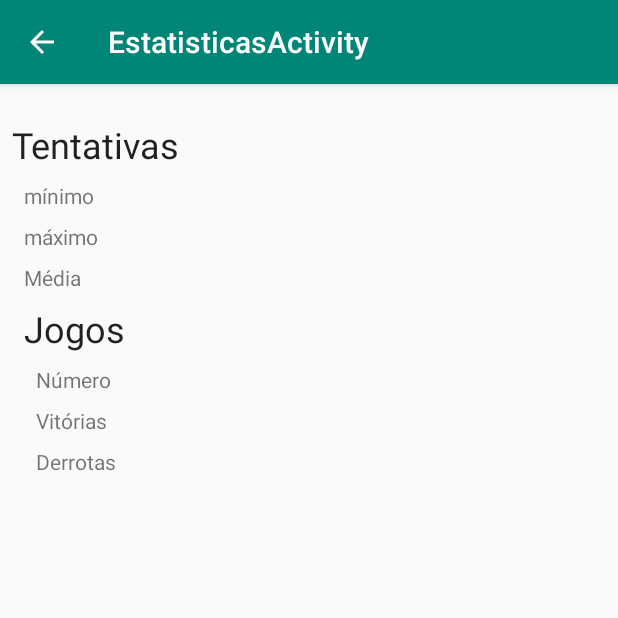
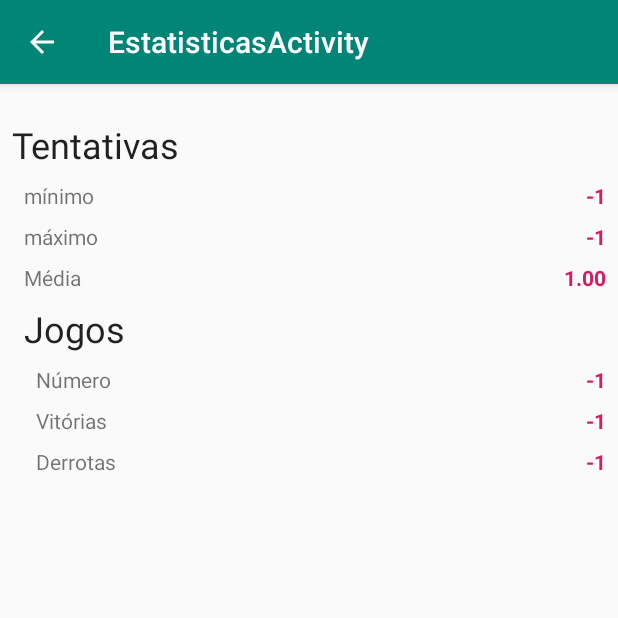
Before and after one commit to fernandojuniorlopes/Adivinha, an Android app: the EstatisticasActivity screen opened directly, with no data from a screen before it, on a phone screen of 412 x 824 dp, the top half of it. Run offline under Robolectric (Android 15) with nearby library versions, the phone set to English and light mode, and no system bars.

Commit message:
versao final

```diff
--- a/Adivinha/app/src/main/java/com/example/adivinha/EstatisticasActivity.java
+++ b/Adivinha/app/src/main/java/com/example/adivinha/EstatisticasActivity.java
@@ -1,5 +1,6 @@
 package com.example.adivinha;
 
+import android.content.Intent;
 import android.os.Bundle;
 
 import com.google.android.material.floatingactionbutton.FloatingActionButton;
@@ -9,6 +10,7 @@ import androidx.appcompat.app.AppCompatActivity;
 import androidx.appcompat.widget.Toolbar;
 
 import android.view.View;
+import android.widget.TextView;
 
 public class EstatisticasActivity extends AppCompatActivity {
 
@@ -19,15 +21,42 @@ public class EstatisticasActivity extends AppCompatActivity {
         Toolbar toolbar = findViewById(R.id.toolbar);
         setSupportActionBar(toolbar);
 
-        FloatingActionButton fab = findViewById(R.id.fab);
-        fab.setOnClickListener(new View.OnClickListener() {
-            @Override
-            public void onClick(View view) {
-                Snackbar.make(view, "Replace with your own action", Snackbar.LENGTH_LONG)
-                        .setAction("Action", null).show();
-            }
-        });
         getSupportActionBar().setDisplayHomeAsUpEnabled(true);
+
+        mostrarEstatisticas();
+    }
+
+    private void mostrarEstatisticas() {
+        Intent intent = getIntent();
+
+        int minTentativas = intent.getIntExtra(App.MIN_TENTATIVAS, -1);
+        int maxTentativas = intent.getIntExtra(App.MAX_TENTATIVAS, -1);
+        int totalTentativas = intent.getIntExtra(App.TOTAL_TENTATIVAS, -1);
+
+        int jogos = intent.getIntExtra(App.JOGOS, -1);
+        int vitorias = intent.getIntExtra(App.VITORIAS, -1);
+        int derrotas = intent.getIntExtra(App.DERROTAS, -1);
+
+        TextView textViewMinimo = (TextView)findViewById(R.id.textViewMinimo);
+        TextView textViewMaximo = (TextView)findViewById(R.id.textViewMaximo);
+        TextView textViewMedia = (TextView)findViewById(R.id.textViewMedia);
+
+
+        TextView textViewJogos = (TextView)findViewById(R.id.textViewJogos);
+        TextView textViewVitorias = (TextView)findViewById(R.id.textViewVitorias);
+        TextView textViewDerrotas = (TextView)findViewById(R.id.textViewDerrotas);
+
+        textViewMinimo.setText(String.valueOf(minTentativas));
+        textViewMaximo.setText(String.valueOf(maxTentativas));
+        textViewMedia.setText(String.format("%.2f",(double)totalTentativas/jogos));
+
+        textViewJogos.setText(String.valueOf(jogos));
+        textViewVitorias.setText(String.valueOf(vitorias));
+        textViewDerrotas.setText(String.valueOf(derrotas));
+
+
+
+
     }
 
 }
--- a/Adivinha/app/src/main/res/layout/content_estatisticas.xml
+++ b/Adivinha/app/src/main/res/layout/content_estatisticas.xml
@@ -99,7 +99,7 @@
         app:layout_constraintTop_toBottomOf="@+id/textView8" />
 
     <TextView
-        android:id="@+id/textView10"
+        android:id="@+id/textViewMinimo"
         android:layout_width="wrap_content"
         android:layout_height="wrap_content"
         android:layout_marginEnd="8dp"
@@ -111,7 +111,7 @@
         tools:text="3" />
 
     <TextView
-        android:id="@+id/textView11"
+        android:id="@+id/textViewMaximo"
         android:layout_width="wrap_content"
         android:layout_height="wrap_content"
         android:layout_marginEnd="8dp"
@@ -123,49 +123,49 @@
         tools:text="5" />
 
     <TextView
-        android:id="@+id/textView12"
+        android:id="@+id/textViewMedia"
         android:layout_width="wrap_content"
         android:layout_height="wrap_content"
+        android:layout_marginEnd="8dp"
+        android:layout_marginRight="8dp"
         android:textColor="@color/colorAccent"
         android:textStyle="bold"
-        android:layout_marginEnd="8dp"
-        android:layout_marginRight="8dp"
         app:layout_constraintBaseline_toBaselineOf="@+id/textView6"
         app:layout_constraintEnd_toEndOf="parent"
         tools:text="3.54" />
 
     <TextView
-        android:id="@+id/textView13"
+        android:id="@+id/textViewJogos"
         android:layout_width="wrap_content"
         android:layout_height="wrap_content"
+        android:layout_marginEnd="8dp"
+        android:layout_marginRight="8dp"
         android:textColor="@color/colorAccent"
         android:textStyle="bold"
-        android:layout_marginEnd="8dp"
-        android:layout_marginRight="8dp"
         app:layout_constraintBaseline_toBaselineOf="@+id/textView7"
         app:layout_constraintEnd_toEndOf="parent"
         tools:text="10" />
 
     <TextView
-        android:id="@+id/textView14"
+        android:id="@+id/textViewVitorias"
         android:layout_width="wrap_content"
         android:layout_height="wrap_content"
+        android:layout_marginEnd="8dp"
+        android:layout_marginRight="8dp"
         android:textColor="@color/colorAccent"
         android:textStyle="bold"
-        android:layout_marginEnd="8dp"
-        android:layout_marginRight="8dp"
         app:layout_constraintBaseline_toBaselineOf="@+id/textView8"
         app:layout_constraintEnd_toEndOf="parent"
         tools:text="5" />
 
     <TextView
-        android:id="@+id/textView15"
+        android:id="@+id/textViewDerrotas"
         android:layout_width="wrap_content"
         android:layout_height="wrap_content"
+        android:layout_marginEnd="8dp"
+        android:layout_marginRight="8dp"
         android:textColor="@color/colorAccent"
         android:textStyle="bold"
-        android:layout_marginEnd="8dp"
-        android:layout_marginRight="8dp"
         app:layout_constraintBaseline_toBaselineOf="@+id/textView9"
         app:layout_constraintEnd_toEndOf="parent"
         tools:text="5" />
```
Also changed, not shown: Adivinha/app/src/main/java/com/example/adivinha/App.java (added, +10 -0 lines), Adivinha/app/src/main/java/com/example/adivinha/MainActivity.java (+27 -1 lines).
